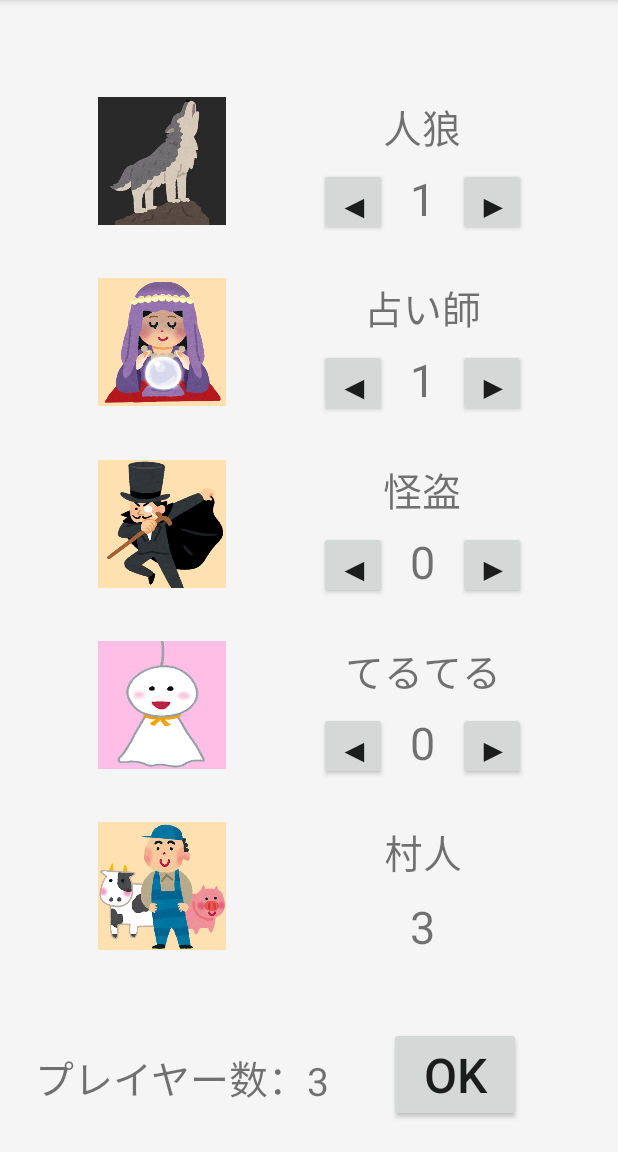
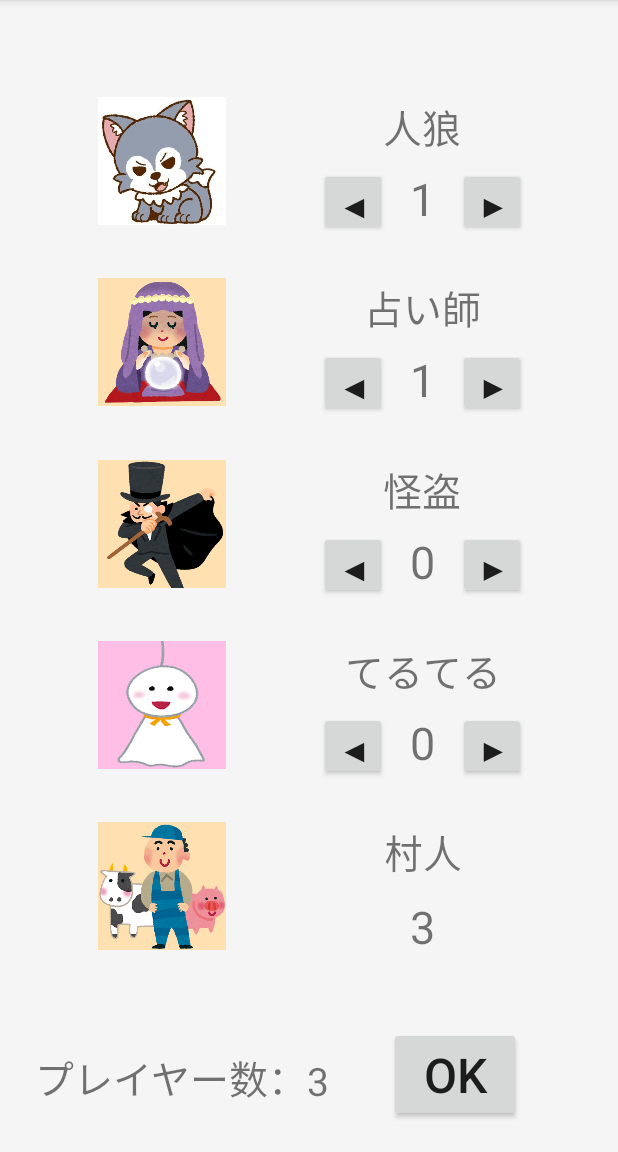
Before and after one commit to konan-pbl-2020/Gankyo, an Android app: the Werewolf screen opened directly, with no data from a screen before it, after a tap on "役職設定", on a phone screen of 412 x 824 dp, the part 84-1236 px from its top. Run offline under Robolectric (Android 15) with nearby library versions, the phone set to English and light mode, and no system bars.

Commit message:
人狼の役職のイラストを追加しました。

```diff
--- a/app/src/main/java/com/example/HelloWorld/Werewolf.java
+++ b/app/src/main/java/com/example/HelloWorld/Werewolf.java
@@ -5,7 +5,6 @@ import androidx.appcompat.app.AppCompatActivity;
 import android.content.Intent;
 import android.graphics.Color;
 import android.os.Bundle;
-import android.util.Log;
 import android.view.View;
 import android.widget.Button;
 import android.widget.ImageView;
@@ -13,7 +12,6 @@ import android.widget.TextView;
 
 import java.util.Arrays;
 import java.util.Random;
-import java.util.concurrent.ThreadLocalRandom;
 
 public class Werewolf extends AppCompatActivity {
     int peopleNum = 3; //人数
--- a/app/src/main/res/layout/activity_werewolf.xml
+++ b/app/src/main/res/layout/activity_werewolf.xml
@@ -4,7 +4,7 @@
     xmlns:tools="http://schemas.android.com/tools"
     android:layout_width="match_parent"
     android:layout_height="match_parent"
-    android:background="#F5F5F5"
+    android:background="#F3F0EF"
     tools:context=".Werewolf">
 
     <TextView
--- a/app/src/main/res/layout/activity_werewolf_position.xml
+++ b/app/src/main/res/layout/activity_werewolf_position.xml
@@ -26,7 +26,7 @@
         app:layout_constraintEnd_toEndOf="parent"
         app:layout_constraintStart_toStartOf="parent"
         app:layout_constraintTop_toBottomOf="@+id/textView10"
-        app:srcCompat="@drawable/wolf" />
+        app:srcCompat="@drawable/wolf2" />
 
     <TextView
         android:id="@+id/positionName"
--- a/app/src/main/res/layout/activity_werewolf_position_config.xml
+++ b/app/src/main/res/layout/activity_werewolf_position_config.xml
@@ -43,7 +43,7 @@
         app:layout_constraintHorizontal_bias="0.2"
         app:layout_constraintStart_toStartOf="parent"
         app:layout_constraintTop_toTopOf="parent"
-        app:srcCompat="@drawable/wolf" />
+        app:srcCompat="@drawable/wolf2" />
 
     <ImageView
         android:id="@+id/imageView12"
```
Also changed, not shown: app/src/main/res/drawable/fortuneteller.png (added), app/src/main/res/drawable/teruteru2.png (added), app/src/main/res/drawable/thief2.png (added), app/src/main/res/drawable/wolf2.png (added).
